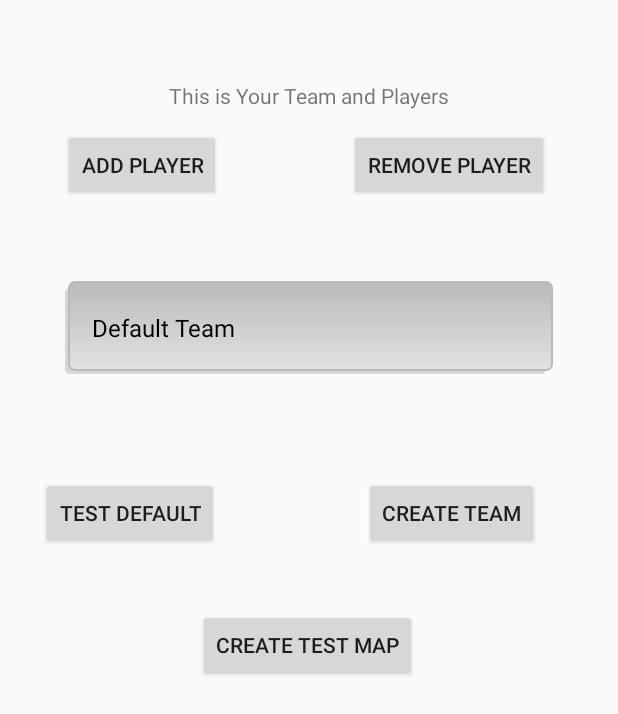
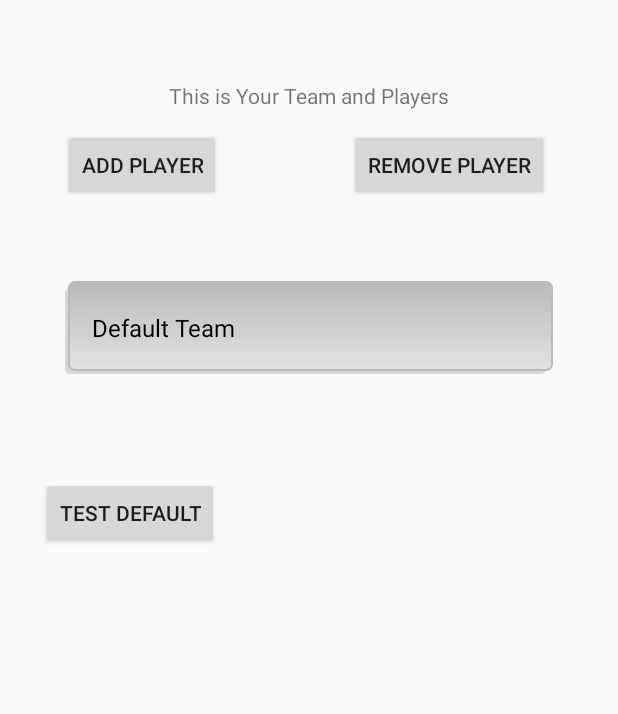
Before and after one commit to Heroice18/Wrestling-Plus, an Android app: the teamManage screen opened directly, with no data from a screen before it, on a phone screen of 412 x 824 dp. Shown: the top 714 px of the screen. Run offline under Robolectric (Android 15) with nearby library versions, the light colour scheme and no system bars; our stand-ins replace Firebase (no records; nobody signed in at launch, a user with empty details on screens opened directly).

Commit message:
Made the app icon, check to make sure you got the jpg file in drawable. Ive also made the basic admin structure

```diff
--- a/app/src/main/AndroidManifest.xml
+++ b/app/src/main/AndroidManifest.xml
@@ -4,7 +4,7 @@
 
     <application
         android:allowBackup="true"
-        android:icon="@mipmap/ic_launcher"
+        android:icon="@drawable/logo"
         android:label="@string/app_name"
         android:roundIcon="@mipmap/ic_launcher_round"
         android:supportsRtl="true"
@@ -12,7 +12,6 @@
         <activity android:name=".manageTournaments" />
         <activity android:name=".teamManage" />
         <activity android:name=".CreateTournamentActivity"></activity>
-        <activity android:name=".teamManage" />
         <activity android:name=".MatchActivity" />
         <activity android:name=".TournamentActivity" />
         <activity android:name=".Login_Start">
--- a/app/src/main/res/layout/activity_team_manage.xml
+++ b/app/src/main/res/layout/activity_team_manage.xml
@@ -149,37 +149,4 @@
         app:layout_constraintTop_toBottomOf="@+id/spinner"
         app:layout_constraintVertical_bias="0.409" />
 
-    <Button
-        android:id="@+id/button4"
-        android:layout_width="wrap_content"
-        android:layout_height="wrap_content"
-        android:layout_marginStart="8dp"
-        android:layout_marginTop="8dp"
-        android:layout_marginEnd="8dp"
-        android:layout_marginBottom="8dp"
-        android:onClick="testMaps"
-        android:text="Create Test Map"
-        app:layout_constraintBottom_toTopOf="@+id/team_list"
-        app:layout_constraintEnd_toEndOf="parent"
-        app:layout_constraintHorizontal_bias="0.497"
-        app:layout_constraintStart_toStartOf="parent"
-        app:layout_constraintTop_toBottomOf="@+id/spinner"
-        app:layout_constraintVertical_bias="1.0" />
-
-    <Button
-        android:id="@+id/makeATeam"
-        android:layout_width="wrap_content"
-        android:layout_height="wrap_content"
-        android:layout_marginStart="8dp"
-        android:layout_marginTop="8dp"
-        android:layout_marginEnd="8dp"
-        android:layout_marginBottom="8dp"
-        android:text="Create Team"
-        app:layout_constraintBottom_toTopOf="@+id/team_list"
-        app:layout_constraintEnd_toEndOf="parent"
-        app:layout_constraintHorizontal_bias="0.839"
-        app:layout_constraintStart_toStartOf="parent"
-        app:layout_constraintTop_toBottomOf="@+id/spinner"
-        app:layout_constraintVertical_bias="0.409" />
-
 </android.support.constraint.ConstraintLayout>
```
Also changed, not shown: app/src/main/java/com/example/wrestlingtournament/Login_Start.java (+16 -8 lines), app/src/main/java/com/example/wrestlingtournament/manageTournaments.java (+62 -82 lines), app/src/main/ic_launcher-web.png (added), app/src/main/res/Icon.jpg (added), app/src/main/res/drawable/logo.png (added), app/src/main/res/drawable/my_logo.png (added), app/src/main/res/mipmap-hdpi/ic_launcher.png, app/src/main/res/mipmap-mdpi/ic_launcher.png, app/src/main/res/mipmap-xhdpi/ic_launcher.png, app/src/main/res/mipmap-xxhdpi/ic_launcher.png, app/src/main/res/mipmap-xxxhdpi/ic_launcher.png, app/src/main/res/mipmap-xxxhdpi/icon.png (added).
